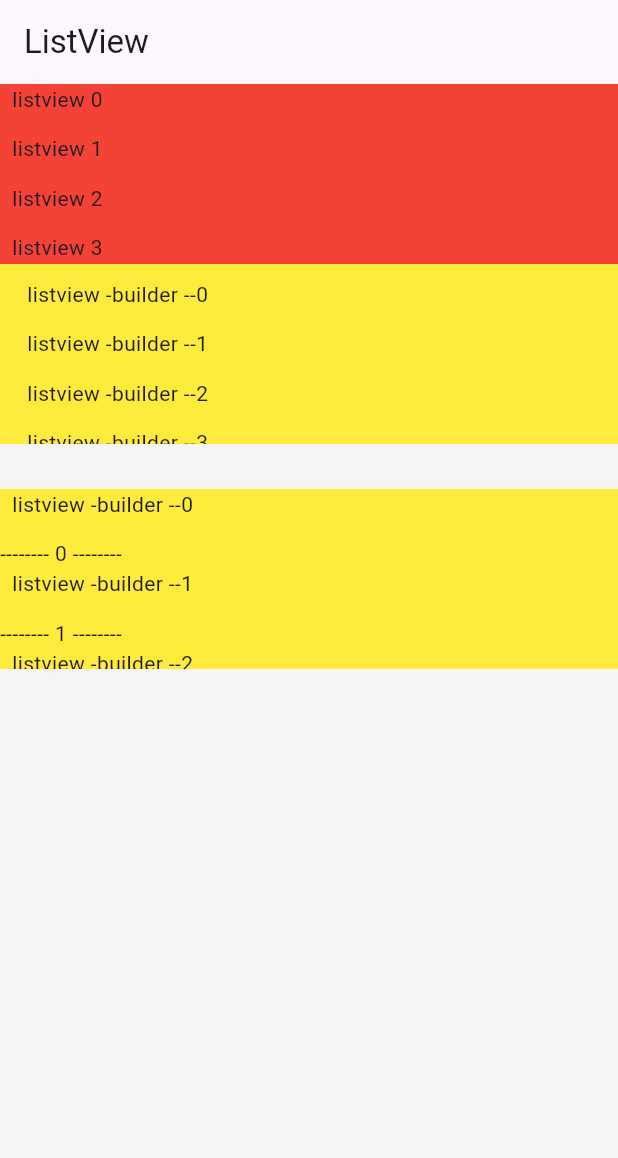
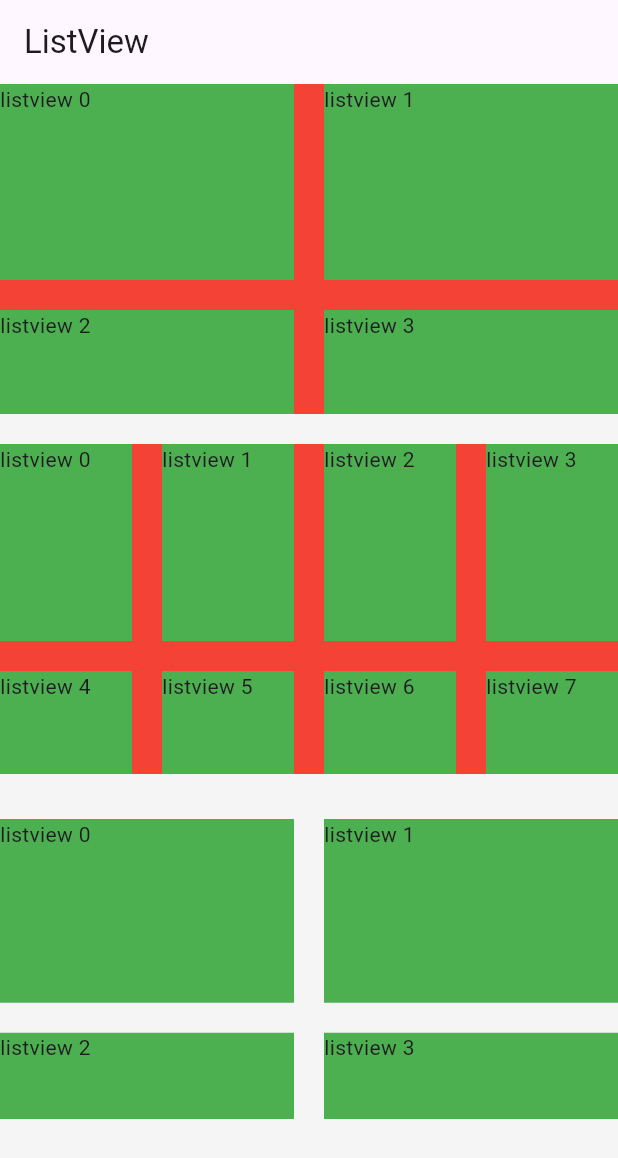
Before and after one commit to wxStart/flutter-dart-zhishi, a Flutter app: the screen it shows after launch, on a phone screen of 412 x 824 dp. Shown: the top 1158 px of the screen. Run offline on Flutter 3.47's test engine with Material 3 defaults, Android fonts, the phone set to English and light mode, and no system bars.

Commit message:
列表组件

```diff
--- /dev/null
+++ b/lib/01常用/09.列表组件-GridView.dart
@@ -0,0 +1,101 @@
+import 'package:flutter/material.dart';
+
+class GridViwDemo extends StatelessWidget {
+  const GridViwDemo({super.key});
+  @override
+  Widget build(BuildContext context) {
+    return Container(
+      height: 220,
+      color: Colors.red,
+      child: GridView(
+        gridDelegate: const SliverGridDelegateWithFixedCrossAxisCount(
+          crossAxisCount: 2,
+          mainAxisSpacing: 20,
+          crossAxisSpacing: 20,
+          childAspectRatio: 1.5,
+        ),
+        children: List.generate(
+          16,
+          (index) => Container(
+            color: Colors.green,
+            child: Text('listview $index'),
+          ),
+        ),
+      ),
+    );
+  }
+}
+
+class GridViwDemo1 extends StatelessWidget {
+  const GridViwDemo1({super.key});
+  @override
+  Widget build(BuildContext context) {
+    return Container(
+      height: 220,
+      margin: const EdgeInsets.only(top: 20),
+      color: Colors.red,
+      child: GridView(
+        gridDelegate: const SliverGridDelegateWithMaxCrossAxisExtent(
+          maxCrossAxisExtent: 100, // 子组件的宽度
+          mainAxisSpacing: 20,
+          crossAxisSpacing: 20,
+          childAspectRatio: 0.67,
+        ),
+        children: List.generate(
+          16,
+          (index) => Container(
+            color: Colors.green,
+            child: Text('listview $index'),
+          ),
+        ),
+      ),
+    );
+  }
+}
+
+class GridViewCout extends StatelessWidget {
+  const GridViewCout({super.key});
+
+  @override
+  Widget build(BuildContext context) {
+    return Container(
+      height: 200,
+      margin: EdgeInsets.only(top: 30),
+      child: GridView.count(
+        crossAxisCount: 2,
+        mainAxisSpacing: 20,
+        crossAxisSpacing: 20,
+        childAspectRatio: 1.6,
+        // physics: const BouncingScrollPhysics(), // 有反弹效果 允许滚动出区域反弹回去
+        // physics: const ClampingScrollPhysics(), // 没有反弹效果
+        // physics: NeverScrollableScrollPhysics(), // 禁止滚动
+        // physics: AlwaysScrollableScrollPhysics(), // 响应滚动
+
+        children: List.generate(
+          17,
+          (index) => Container(
+            color: Colors.green,
+            child: Text('listview $index'),
+          ),
+        ),
+      ),
+    );
+  }
+}
+
+class MyApp extends StatelessWidget {
+  @override
+  Widget build(BuildContext context) {
+    return MaterialApp(
+      home: Scaffold(
+        backgroundColor: Colors.grey[100],
+        appBar: AppBar(
+          title: const Text('ListView'),
+        ),
+        body: const Column(
+          children: [GridViwDemo(), GridViwDemo1(), GridViewCout()],
+        ),
+      ),
+    );
+  }
+}
--- a/lib/main.dart
+++ b/lib/main.dart
@@ -11,7 +11,8 @@ import 'package:flutter/material.dart';
 // import './01常用/07.Card.dart';
 // import './01常用/08.按钮.dart';
 // import './01常用/09.列表组件-SingleChildScrollView.dart';
-import './01常用/09.列表组件-ListView.dart';
+// import './01常用/09.列表组件-ListView.dart';
+import './01常用/09.列表组件-GridView.dart';
 
 void main() => runApp(MyApp());
 
```
Also changed, not shown: 1 other file.
